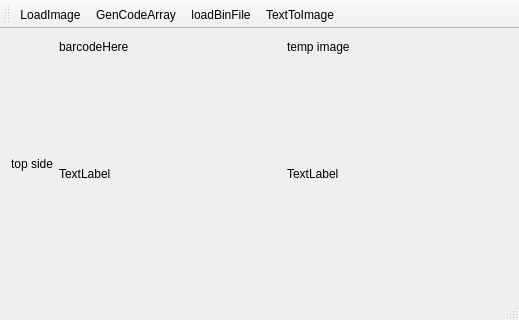
Above: qt_epaperImage/mainwindow.ui from muyuchl/epaper_price_tag_mod before the change. Below: the same form after it.
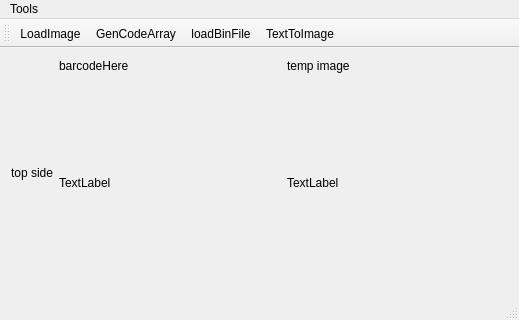
That is the form after the change.

The edit to the form file:
```diff
--- a/qt_epaperImage/mainwindow.ui
+++ b/qt_epaperImage/mainwindow.ui
@@ -87,6 +87,13 @@
      <height>25</height>
     </rect>
    </property>
+   <widget class="QMenu" name="menuTools">
+    <property name="title">
+     <string>Tools</string>
+    </property>
+    <addaction name="actionmergeBins"/>
+   </widget>
+   <addaction name="menuTools"/>
   </widget>
   <widget class="QToolBar" name="mainToolBar">
    <attribute name="toolBarArea">
```
Left out of the diff: 5 changed lines with no effect on the pictures.
